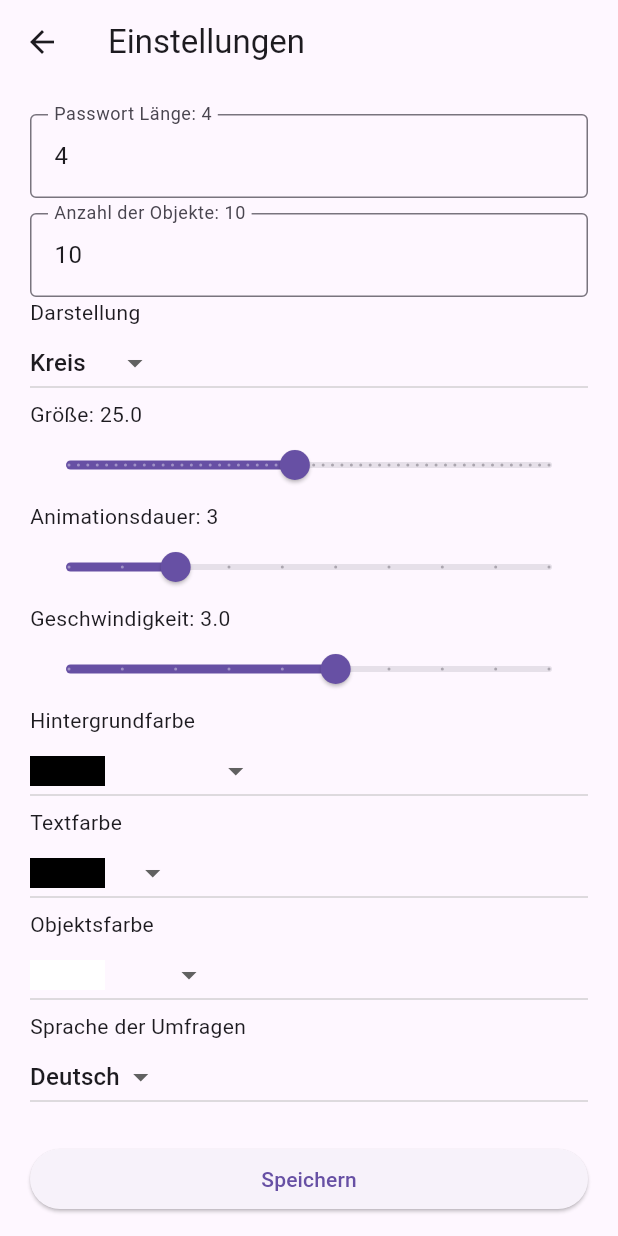
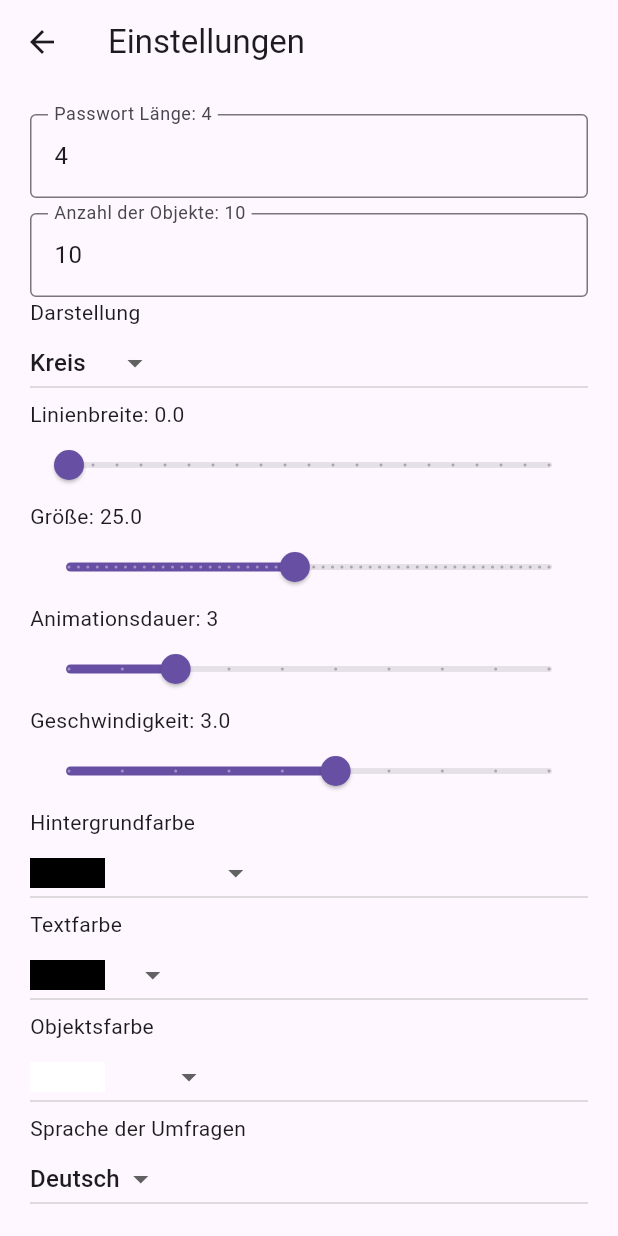
Before and after one commit to shawamrii/MyBachelorThesis, a Flutter app: the AnimationScreen screen opened directly with empty values, after a tap on the "play arrow" icon, after a tap on the "close" icon, on a phone screen of 412 x 824 dp. Run offline on Flutter 3.47's test engine with Material 3 defaults, Android fonts, the phone set to English and light mode, and no system bars; our stand-ins replace device_info, sensors_plus, signature; missing offline and left inert: dart:html, screen_brightness; network calls fail; statements that could not run were skipped; project files that could hold a hidden picture were left out.

Commit message:
update lock_tracker

```diff
--- a/lock_tracker/lib/pages/animation.dart
+++ b/lock_tracker/lib/pages/animation.dart
@@ -183,6 +183,7 @@ class _AnimationScreenState extends State<AnimationScreen>
               await _onTap("Square", id,
                   password[aktuelleWiederholung - 1] == id, startAnimation);
             },
+
             shapeColor: shapeColor,
             textColor: configData.textColor,
           ),
@@ -417,7 +418,8 @@ class _AnimationScreenState extends State<AnimationScreen>
                       shapes,
                       reloadCounter == 1 &&
                           widget.aktuelleWiederholung ==
-                              1), // Updated to a more generic painter
+                              1,
+                      configData.lineWidth), // Updated to a more generic painter
                 ),
               ),
             ),
--- a/lock_tracker/lib/pages/settings.dart
+++ b/lock_tracker/lib/pages/settings.dart
@@ -60,6 +60,8 @@ class _ConfigScreenState extends State<ConfigScreen> {
   ];
 
   Future<void> saveAndGo(ServerConnectivityService connectivityService, ConfigData configData) async {
+    jsonLogMessages.add(configData.toJson());
+
     Map<String, dynamic> logMessage = {
       "Event": "Setting Screen ends",
       "Timestamp": DateTime.now().toIso8601String(),
@@ -189,16 +191,22 @@ class _ConfigScreenState extends State<ConfigScreen> {
                 // });*/
               },
             ),
+            Text("Linienbreite: ${configData.lineWidth}"),
+            Slider(
+              value: configData.lineWidth,
+              onChanged: (double newValue) {
+                configData.updateLineWidth(newValue);
+              },
+              min: 0.0,
+              max: 10.0,
+              divisions: 20,
+              label: configData.lineWidth.toString(),
+            ),
             Text("Größe: ${configData.shapeSize}"),
             Slider(
               value: configData.shapeSize.roundToDouble(),
               onChanged: (double newValue) {
                 configData.updateShapeSize(newValue);
-/*
-                setState(() {
-                  _configData.shapeSize = newValue.roundToDouble();
-                });
-*/
               },
               min: 1,
               max: max(
--- a/lock_tracker/lib/pages/testing.dart
+++ b/lock_tracker/lib/pages/testing.dart
@@ -500,7 +500,8 @@ class _AnimationTestingScreenState extends State<AnimationTestingScreen>
                       testsCounter == 1 &&
                           reloadCounter == 1 &&
                           aktuelleWiederholung ==
-                              1), // Updated to a more generic painter
+                              1,
+                      configData.lineWidth), // Updated to a more generic painter
                 ),
               ),
             ),
--- a/lock_tracker/lib/services/shapes.dart
+++ b/lock_tracker/lib/services/shapes.dart
@@ -1,5 +1,6 @@
 import 'dart:math';
 import 'package:flutter/material.dart';
+import 'package:lock_tracker/services/configData.dart';
 
 enum ShapeType {
   circle,
@@ -140,15 +141,43 @@ class ShapePainter extends CustomPainter {
   final List<Shape> shapes;
   Map<String, TextPainter> textPaintersCache = {};
   final bool shouldRepaintFlag;
+  final double lineWidth;
+  ShapePainter(this.shapes, this.shouldRepaintFlag,this.lineWidth);
 
-  ShapePainter(this.shapes, this.shouldRepaintFlag);
+  int calculateGridWidth(int totalShapes) {
+    int sqrtValue = sqrt(totalShapes).floor();
+    while (totalShapes % sqrtValue != 0) {
+      sqrtValue--;
+    }
+    return sqrtValue;
+  }
+
 
   @override
   void paint(Canvas canvas, Size size) {
     final paint = Paint();
-    for (var shape in shapes) {
-      paint.color = shape.shapeColor ?? Colors.black;
-      if (shape is Circle) {
+    int gridWidth = calculateGridWidth(shapes.length);
+    // First, draw lines between shapes
+    paint.strokeWidth = lineWidth;
+    paint.style = PaintingStyle.fill;
+    paint.color = shapes[0].shapeColor??Colors.black;
+    if (lineWidth != 0.0) {
+      for (int i = 0; i < shapes.length; i++) {
+        // Connect to the right neighbor if not on the right edge
+        if ((i + 1) % gridWidth != 0 && i + 1 < shapes.length) {
+          canvas.drawLine(shapes[i].position, shapes[i + 1].position, paint);
+        }
+        // Connect to the bottom neighbor if not on the bottom edge
+        if (i + gridWidth < shapes.length) {
+          canvas.drawLine(shapes[i].position, shapes[i + gridWidth].position, paint);
+        }
+      }
+    }
+
+    // Then, draw each shape and its text
+    // Paint for the shape border
+    for (Shape shape in shapes) {
+    if (shape is Circle) {
         canvas.drawCircle(shape.position, shape.radius, paint);
       } else if (shape is Square) {
         final rect = Rect.fromCenter(
@@ -157,13 +186,18 @@ class ShapePainter extends CustomPainter {
           height: shape.sideLength,
         );
         canvas.drawRect(rect, paint);
-      }
-      // Draw the shape ID as text for both shapes
+
+    }
+
+      // Draw the shape ID as text
       final textPainter = _getTextPainter(shape.id, shape.textColor);
-      final offset = Offset(shape.position.dx - (textPainter.width / 2),
-          shape.position.dy - (textPainter.height / 2));
+      final offset = Offset(
+          shape.position.dx - (textPainter.width / 2),
+          shape.position.dy - (textPainter.height / 2)
+      );
       textPainter.paint(canvas, offset);
     }
+
   }
 
   TextPainter _getTextPainter(String text, Color? textColor) {
```
Also changed, not shown: lock_tracker/lib/pages/password.dart (+0 -11 lines), lock_tracker/lib/services/configData.dart (+27 -0 lines), 1 other file.
